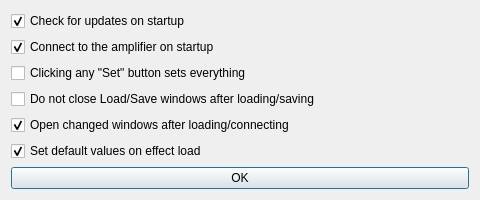
Before: the Qt Designer form plug/settings.ui in b2ornot2b/plug, drawn with Qt 5.
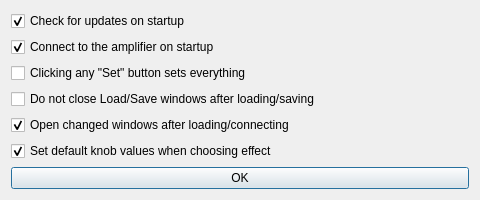
After: the same form once the commit is applied.

Commit message: Added checking whether the other slots have the effect of the same family

The edit to the form file:
```diff
--- a/plug/settings.ui
+++ b/plug/settings.ui
@@ -61,7 +61,7 @@
    <item>
     <widget class="QCheckBox" name="checkBox_6">
      <property name="text">
-      <string>Set default values on effect load</string>
+      <string>Set default knob values when choosing effect</string>
      </property>
      <property name="checked">
       <bool>true</bool>
```
The commit also changes 4 other files.
